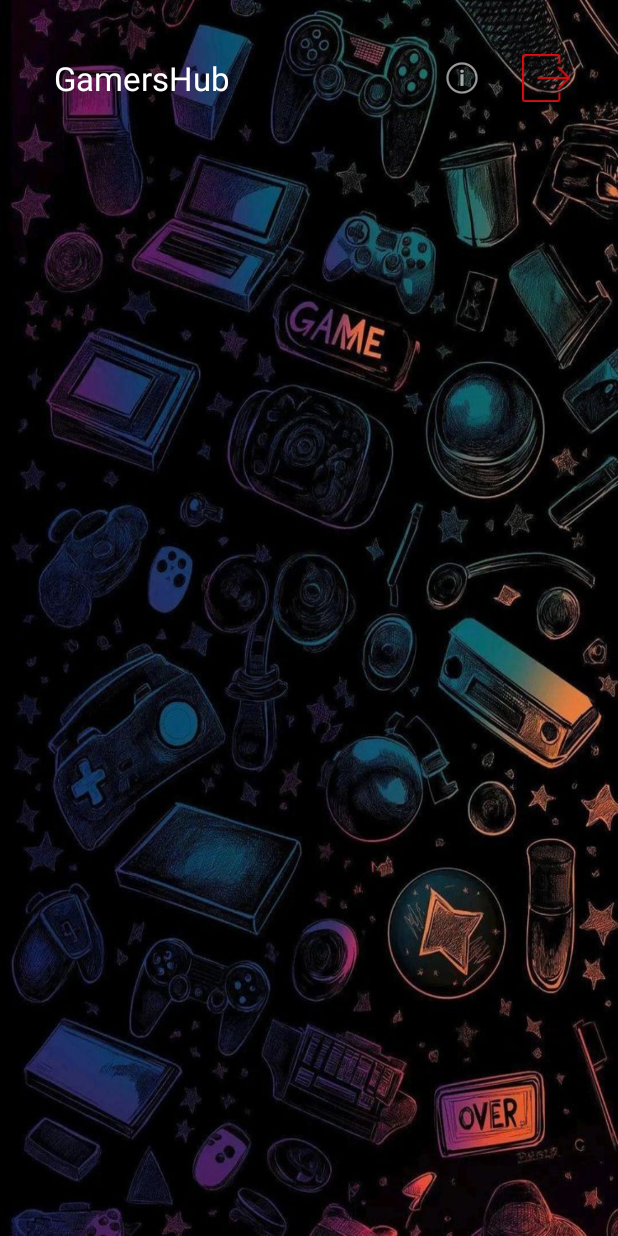
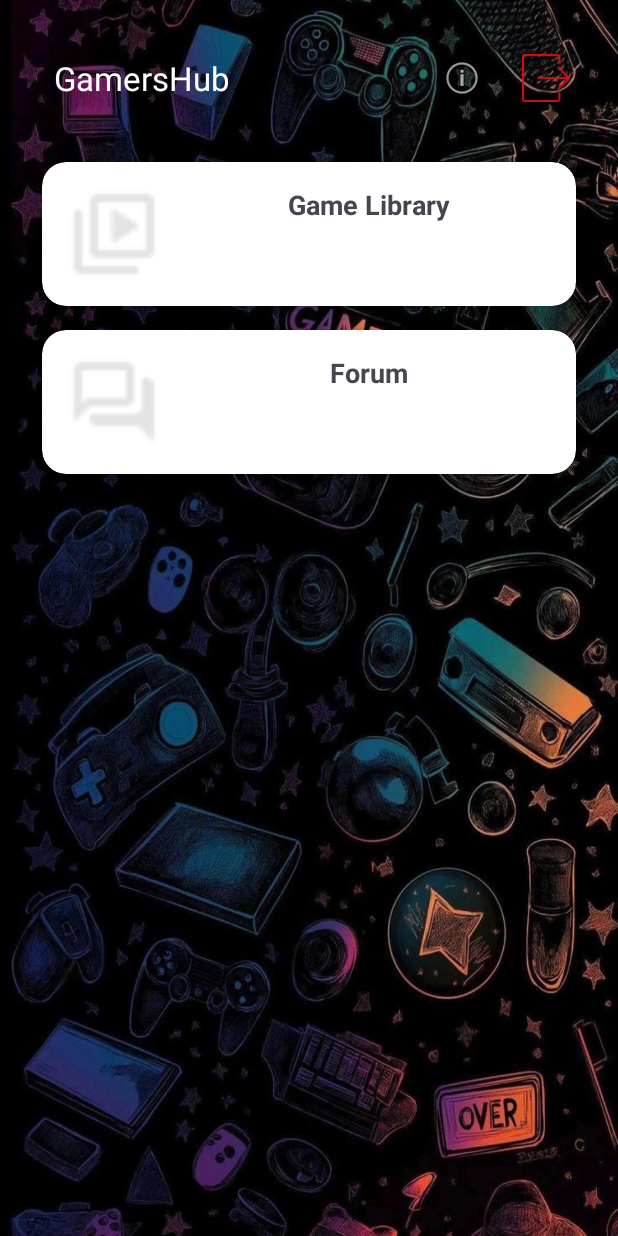
Before and after one commit to jdg3092/GamersHub, an Android app: the MainFragment screen opened through its navigation route, on a phone screen of 412 x 824 dp. Run offline under Robolectric (Android 15) with nearby library versions, the phone set to English and light mode, and no system bars; our stand-ins replace Firebase (no records; nobody signed in at launch, a user with empty details on screens opened directly), navigation-ui.

Commit message:
Update MainFragment and others

```diff
--- /dev/null
+++ b/app/src/main/java/com/example/gamershub/ui/fragment/ForumFragment.kt
@@ -0,0 +1,6 @@
+package com.example.gamershub.ui.fragment
+
+import androidx.fragment.app.Fragment
+
+class ForumFragment: Fragment()  {
+}
--- /dev/null
+++ b/app/src/main/java/com/example/gamershub/ui/fragment/GameLibraryFragment.kt
@@ -0,0 +1,6 @@
+package com.example.gamershub.ui.fragment
+
+import androidx.fragment.app.Fragment
+
+class GameLibraryFragment: Fragment() {
+}
--- a/app/src/main/java/com/example/gamershub/ui/fragment/MainFragment.kt
+++ b/app/src/main/java/com/example/gamershub/ui/fragment/MainFragment.kt
@@ -7,8 +7,11 @@ import android.view.ViewGroup
 import androidx.core.content.ContextCompat
 import androidx.fragment.app.Fragment
 import androidx.navigation.fragment.findNavController
+import androidx.recyclerview.widget.LinearLayoutManager
 import com.example.gamershub.R
 import com.example.gamershub.databinding.FragmentMainBinding
+import com.example.gamershub.model.MainOption
+import com.example.gamershub.ui.adapter.MainOptionAdapter
 import com.google.firebase.auth.FirebaseAuth
 
 class MainFragment : Fragment() {
@@ -21,6 +24,11 @@ class MainFragment : Fragment() {
     ): View? {
         binding = FragmentMainBinding.inflate(inflater, container, false)
         return binding.root
+    }
+
+    override fun onViewCreated(view: View, savedInstanceState: Bundle?) {
+        super.onViewCreated(view, savedInstanceState)
+        configurarRecyclerView()
     }
 
     override fun onStart() {
@@ -43,4 +51,19 @@ class MainFragment : Fragment() {
 
         }
     }
+
+    private fun configurarRecyclerView() {
+        val options = listOf(
+            MainOption("Game Library", R.drawable.ic_game_library, R.id.action_mainFragment_to_gameLibraryFragment),
+            MainOption("Forum", R.drawable.ic_forum, R.id.action_mainFragment_to_forumFragment),
+
+        )
+
+        val adapter = MainOptionAdapter(requireContext(), options) { option ->
+            findNavController().navigate(option.navActionId)
+        }
+
+        binding.recyclerMain.layoutManager = LinearLayoutManager(requireContext())
+        binding.recyclerMain.adapter = adapter
+    }
 }
--- /dev/null
+++ b/app/src/main/res/layout/fragment_forum.xml
@@ -0,0 +1,6 @@
+<?xml version="1.0" encoding="utf-8"?>
+<androidx.constraintlayout.widget.ConstraintLayout xmlns:android="http://schemas.android.com/apk/res/android"
+    android:layout_width="match_parent"
+    android:layout_height="match_parent">
+
+</androidx.constraintlayout.widget.ConstraintLayout>
--- /dev/null
+++ b/app/src/main/res/layout/fragment_gamelibrary.xml
@@ -0,0 +1,6 @@
+<?xml version="1.0" encoding="utf-8"?>
+<androidx.constraintlayout.widget.ConstraintLayout xmlns:android="http://schemas.android.com/apk/res/android"
+    android:layout_width="match_parent"
+    android:layout_height="match_parent">
+
+</androidx.constraintlayout.widget.ConstraintLayout>
--- a/app/src/main/res/navigation/nav_graph.xml
+++ b/app/src/main/res/navigation/nav_graph.xml
@@ -36,6 +36,12 @@
         <action
             android:id="@+id/action_mainFragment_to_loginFragment"
             app:destination="@id/loginFragment" />
+        <action
+            android:id="@+id/action_mainFragment_to_forumFragment"
+            app:destination="@id/forumFragment" />
+        <action
+            android:id="@+id/action_mainFragment_to_gameLibraryFragment"
+            app:destination="@id/gameLibraryFragment" />
     </fragment>
     <dialog
         android:id="@+id/registerDialog"
@@ -70,4 +76,14 @@
             android:id="@+id/action_changePasswordFragment_to_profileInfoAccountFragment"
             app:destination="@id/profileInfoAccountFragment" />
     </fragment>
+    <fragment
+        tools:layout="@layout/fragment_forum"
+        android:id="@+id/forumFragment"
+        android:name="com.example.gamershub.ui.fragment.ForumFragment"
+        android:label="ForumFragment" />
+    <fragment
+        tools:layout="@layout/fragment_gamelibrary"
+        android:id="@+id/gameLibraryFragment"
+        android:name="com.example.gamershub.ui.fragment.GameLibraryFragment"
+        android:label="GameLibraryFragment" />
 </navigation>
```
Also changed, not shown: app/src/main/res/drawable/ic_forum.png (added), app/src/main/res/drawable/ic_game_library.png (added).
